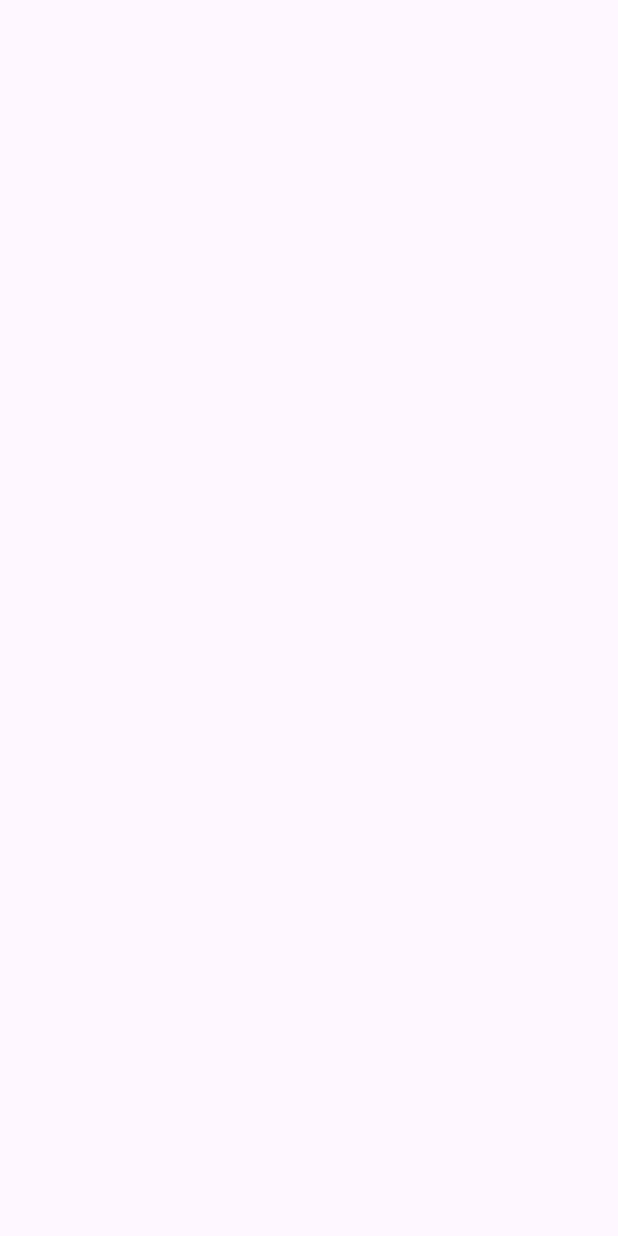
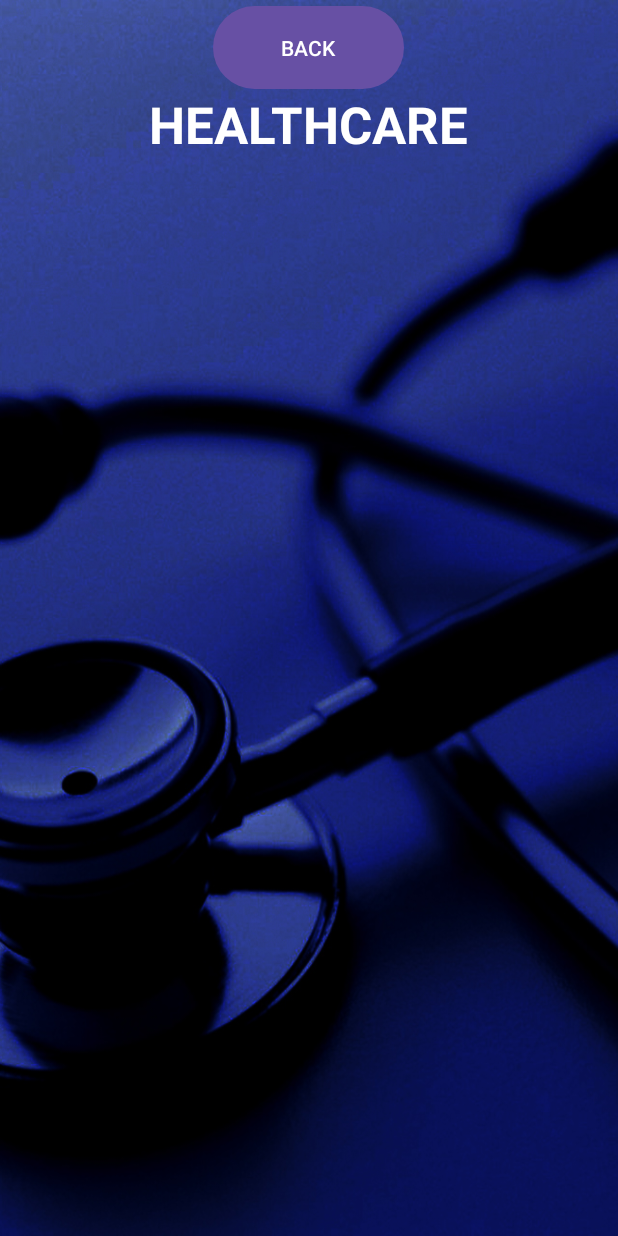
Before and after one commit to afghanelyas/Mobile_App_HealthCare, an Android app: the DoctorDetailsActivity screen opened directly, with no data from a screen before it, on a phone screen of 412 x 824 dp. Before the commit the screen is empty. Run offline under Robolectric (Android 15) with nearby library versions, the phone set to English and light mode, and no system bars.

Commit message:
set some issues

```diff
--- a/app/src/main/java/com/example/myapplication/DoctorDetailsActivity.java
+++ b/app/src/main/java/com/example/myapplication/DoctorDetailsActivity.java
@@ -2,13 +2,34 @@ package com.example.myapplication;
 
 import androidx.appcompat.app.AppCompatActivity;
 
+import android.annotation.SuppressLint;
+import android.content.Intent;
 import android.os.Bundle;
+import android.view.View;
+import android.widget.Button;
+import android.widget.TextView;
 
 public class DoctorDetailsActivity extends AppCompatActivity {
-
+    TextView tv;
+    Button btn;
+    @SuppressLint("MissingInflatedId")
     @Override
     protected void onCreate(Bundle savedInstanceState) {
         super.onCreate(savedInstanceState);
         setContentView(R.layout.activity_doctor_details);
+        tv = findViewById(R.id.textViewDDTitle);
+        btn = findViewById(R.id.buttonDDBack);
+
+
+        Intent intent = getIntent();
+        String title = intent.getStringExtra("title");
+        tv.setText(title);
+        btn.setOnClickListener(new View.OnClickListener() {
+            @Override
+            public void onClick(View v) {
+                startActivity(new Intent(DoctorDetailsActivity.this , FindDoctorActivity.class));
+            }
+        });
+
     }
 }
--- a/app/src/main/java/com/example/myapplication/LoginActivity.java
+++ b/app/src/main/java/com/example/myapplication/LoginActivity.java
@@ -31,33 +31,34 @@ public class LoginActivity extends AppCompatActivity {
         btn.setOnClickListener(new View.OnClickListener() {
             @Override
             public void onClick(View v) {
-
+    startActivity(new Intent(LoginActivity.this, HomeActivity.class));
                 //check the username and password empty
 
                 String username = edUsername.getText().toString();
                 String password = edPassword.getText().toString();
                 Database db = new Database(getApplicationContext() , "healthcare" , null , 1);
-                if(username.length() == 0 || password.length() == 0){
-                    Toast.makeText(getApplicationContext(), "Please fill all details" , Toast.LENGTH_SHORT).show();
-                }
-                else{
 
-                    if(db.login(username , password) == 1){
-                        Toast.makeText(getApplicationContext() , "Login Success" , Toast.LENGTH_SHORT).show();
-                        SharedPreferences sharedPreferences = getSharedPreferences("share_prefs" , Context.MODE_PRIVATE);
-                        SharedPreferences.Editor editor = sharedPreferences.edit();
-                        editor.putString("username" , username);
-//                       to save out data with key and value
-                        editor.apply();
-                        startActivity(new Intent(LoginActivity.this, HomeActivity.class));
-
-                    }else {
-                        Toast.makeText(getApplicationContext() , "Invalid Username and Password" , Toast.LENGTH_SHORT).show();
-
-                    }
-
-
-                }
+//                if(username.length() == 0 || password.length() == 0){
+//                    Toast.makeText(getApplicationContext(), "Please fill all details" , Toast.LENGTH_SHORT).show();
+//                }
+//                else{
+//
+//                    if(db.login(username , password) == 1){
+//                        Toast.makeText(getApplicationContext() , "Login Success" , Toast.LENGTH_SHORT).show();
+//                        SharedPreferences sharedPreferences = getSharedPreferences("share_prefs" , Context.MODE_PRIVATE);
+//                        SharedPreferences.Editor editor = sharedPreferences.edit();
+//                        editor.putString("username" , username);
+////                       to save out data with key and value
+//                        editor.apply();
+//                        startActivity(new Intent(LoginActivity.this, HomeActivity.class));
+//
+//                    }else {
+//                        Toast.makeText(getApplicationContext() , "Invalid Username and Password" , Toast.LENGTH_SHORT).show();
+//
+//                    }
+//
+//
+//                }
 
             }
         });
--- a/app/src/main/res/layout/activity_doctor_details.xml
+++ b/app/src/main/res/layout/activity_doctor_details.xml
@@ -4,6 +4,62 @@
     xmlns:tools="http://schemas.android.com/tools"
     android:layout_width="match_parent"
     android:layout_height="match_parent"
-    tools:context=".DoctorDetailsActivity">
+    tools:context=".DoctorDetailsActivity"
+    android:background="@drawable/back1">
+
+
+    <TextView
+        android:id="@+id/textViewDDName"
+        android:layout_width="wrap_content"
+        android:layout_height="wrap_content"
+        android:layout_marginTop="60dp"
+        android:text="@string/healthcare"
+        android:textColor="#fff"
+        android:textSize="34sp"
+        android:textStyle="bold"
+        app:layout_constraintEnd_toEndOf="parent"
+        app:layout_constraintHorizontal_bias="0.497"
+        app:layout_constraintStart_toStartOf="parent"
+        app:layout_constraintTop_toTopOf="parent" />
+
+    <TextView
+        android:id="@+id/textViewDDTitle"
+        android:layout_width="wrap_content"
+        android:layout_height="wrap_content"
+        android:layout_marginTop="16dp"
+        android:text="Family Physician"
+        android:textColor="#fff"
+        android:textSize="20sp"
+        android:textStyle="bold"
+        app:layout_constraintEnd_toEndOf="parent"
+        app:layout_constraintHorizontal_bias="0.498"
+        app:layout_constraintStart_toStartOf="parent"
+        app:layout_constraintTop_toBottomOf="@+id/textViewDDName" />
+
+    <ListView
+        android:id="@+id/listviewDD"
+        android:layout_width="wrap_content"
+        android:layout_height="500dp"
+        android:layout_margin="10dp"
+        android:layout_marginStart="16dp"
+        android:layout_marginTop="16dp"
+        android:layout_marginEnd="16dp"
+        app:layout_constraintBottom_toBottomOf="parent"
+        app:layout_constraintEnd_toEndOf="parent"
+        app:layout_constraintStart_toStartOf="parent"
+        app:layout_constraintTop_toBottomOf="@+id/textViewDDTitle"
+        app:layout_constraintVertical_bias="0.151"
+        tools:ignore="MissingConstraints" />
+
+    <Button
+        android:id="@+id/buttonDDBack"
+        android:layout_width="127dp"
+        android:layout_height="63dp"
+        android:text="BACK"
+        app:layout_constraintEnd_toEndOf="parent"
+        app:layout_constraintHorizontal_bias="0.498"
+        app:layout_constraintStart_toStartOf="parent"
+        tools:layout_editor_absoluteY="668dp" />
+
 
 </androidx.constraintlayout.widget.ConstraintLayout>
```
